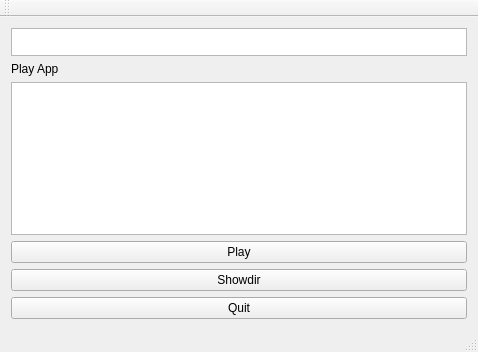
The window that mainwindow.ui (SampleCoder/qplaybrowser) describes before a commit, drawn with Qt 5.
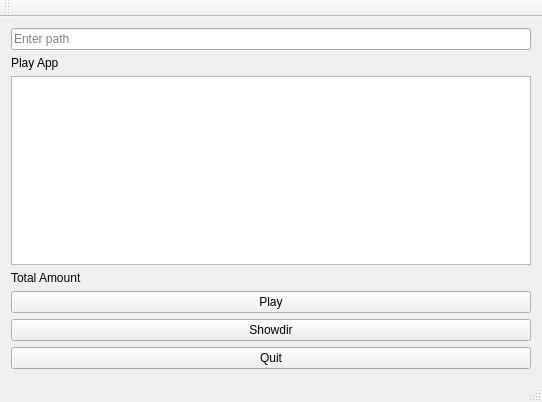
The same window after the commit.

The edit to the form file:
```diff
--- a/mainwindow.ui
+++ b/mainwindow.ui
@@ -6,8 +6,8 @@
    <rect>
     <x>0</x>
     <y>0</y>
-    <width>478</width>
-    <height>352</height>
+    <width>542</width>
+    <height>402</height>
    </rect>
   </property>
   <property name="windowTitle">
@@ -18,12 +18,9 @@
     <item>
      <layout class="QVBoxLayout" name="verticalLayout">
       <item>
-       <widget class="QPlainTextEdit" name="plainTextEdit">
-        <property name="maximumSize">
-         <size>
-          <width>16777215</width>
-          <height>28</height>
-         </size>
+       <widget class="QLineEdit" name="lineEdit">
+        <property name="placeholderText">
+         <string>Enter path</string>
         </property>
        </widget>
       </item>
@@ -37,6 +34,13 @@
       <item>
        <widget class="QListWidget" name="listWidget"/>
       </item>
+      <item>
+       <widget class="QLabel" name="label_Total">
+        <property name="text">
+         <string>Total Amount</string>
+        </property>
+       </widget>
+      </item>
       <item>
        <widget class="QPushButton" name="pushButton">
         <property name="text">
```
Left out of the diff: 2 changed lines with no effect on the pictures.
